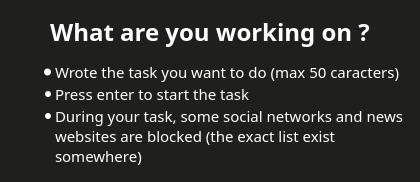
This is boxtime/views/protipswidget.ui in jdauphant/boxtime as Qt 5 draws it before an edit. The edited form follows.
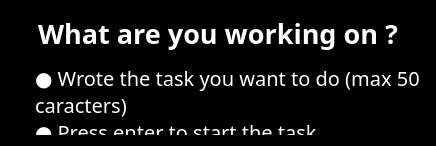
This is the edited form.

Commit message: Correct Protips UI for MacOS X

```diff
--- a/boxtime/views/protipswidget.ui
+++ b/boxtime/views/protipswidget.ui
@@ -6,8 +6,8 @@
    <rect>
     <x>0</x>
     <y>0</y>
-    <width>420</width>
-    <height>182</height>
+    <width>436</width>
+    <height>146</height>
    </rect>
   </property>
   <property name="sizePolicy">
@@ -31,9 +31,9 @@
      <colorrole role="Button">
       <brush brushstyle="SolidPattern">
        <color alpha="255">
-        <red>31</red>
-        <green>31</green>
-        <blue>30</blue>
+        <red>0</red>
+        <green>0</green>
+        <blue>0</blue>
        </color>
       </brush>
      </colorrole>
@@ -103,27 +103,27 @@
      <colorrole role="Window">
       <brush brushstyle="SolidPattern">
        <color alpha="255">
-        <red>31</red>
-        <green>31</green>
-        <blue>30</blue>
+        <red>0</red>
+        <green>0</green>
+        <blue>0</blue>
        </color>
       </brush>
      </colorrole>
      <colorrole role="Shadow">
       <brush brushstyle="SolidPattern">
        <color alpha="255">
-        <red>31</red>
-        <green>31</green>
-        <blue>30</blue>
+        <red>0</red>
+        <green>0</green>
+        <blue>0</blue>
        </color>
       </brush>
      </colorrole>
      <colorrole role="AlternateBase">
       <brush brushstyle="SolidPattern">
        <color alpha="255">
-        <red>31</red>
-        <green>31</green>
-        <blue>30</blue>
+        <red>0</red>
+        <green>0</green>
+        <blue>0</blue>
        </color>
       </brush>
      </colorrole>
@@ -136,6 +136,15 @@
        </color>
       </brush>
      </colorrole>
+     <colorrole role="ToolTipBase">
+      <brush brushstyle="SolidPattern">
+       <color alpha="255">
+        <red>255</red>
+        <green>255</green>
+        <blue>255</blue>
+       </color>
+      </brush>
+     </colorrole>
     </active>
     <inactive>
      <colorrole role="WindowText">
@@ -150,9 +159,9 @@
      <colorrole role="Button">
       <brush brushstyle="SolidPattern">
        <color alpha="255">
-        <red>31</red>
-        <green>31</green>
-        <blue>30</blue>
+        <red>0</red>
+        <green>0</green>
+        <blue>0</blue>
        </color>
       </brush>
      </colorrole>
@@ -222,27 +231,27 @@
      <colorrole role="Window">
       <brush brushstyle="SolidPattern">
        <color alpha="255">
-        <red>31</red>
-        <green>31</green>
-        <blue>30</blue>
+        <red>0</red>
+        <green>0</green>
+        <blue>0</blue>
        </color>
       </brush>
      </colorrole>
      <colorrole role="Shadow">
       <brush brushstyle="SolidPattern">
        <color alpha="255">
-        <red>31</red>
-        <green>31</green>
-        <blue>30</blue>
+        <red>0</red>
+        <green>0</green>
+        <blue>0</blue>
        </color>
       </brush>
      </colorrole>
      <colorrole role="AlternateBase">
       <brush brushstyle="SolidPattern">
        <color alpha="255">
-        <red>31</red>
-        <green>31</green>
-        <blue>30</blue>
+        <red>0</red>
+        <green>0</green>
+        <blue>0</blue>
        </color>
       </brush>
      </colorrole>
@@ -255,6 +264,15 @@
        </color>
       </brush>
      </colorrole>
+     <colorrole role="ToolTipBase">
+      <brush brushstyle="SolidPattern">
+       <color alpha="255">
+        <red>255</red>
+        <green>255</green>
+        <blue>255</blue>
+       </color>
+      </brush>
+     </colorrole>
     </inactive>
     <disabled>
      <colorrole role="WindowText">
@@ -269,9 +287,9 @@
      <colorrole role="Button">
       <brush brushstyle="SolidPattern">
        <color alpha="255">
-        <red>31</red>
-        <green>31</green>
-        <blue>30</blue>
+        <red>0</red>
+        <green>0</green>
+        <blue>0</blue>
        </color>
       </brush>
      </colorrole>
@@ -332,36 +350,36 @@
      <colorrole role="Base">
       <brush brushstyle="SolidPattern">
        <color alpha="255">
-        <red>31</red>
-        <green>31</green>
-        <blue>30</blue>
+        <red>0</red>
+        <green>0</green>
+        <blue>0</blue>
        </color>
       </brush>
      </colorrole>
      <colorrole role="Window">
       <brush brushstyle="SolidPattern">
        <color alpha="255">
-        <red>31</red>
-        <green>31</green>
-        <blue>30</blue>
+        <red>0</red>
+        <green>0</green>
+        <blue>0</blue>
        </color>
       </brush>
      </colorrole>
      <colorrole role="Shadow">
       <brush brushstyle="SolidPattern">
        <color alpha="255">
-        <red>31</red>
-        <green>31</green>
-        <blue>30</blue>
+        <red>0</red>
+        <green>0</green>
+        <blue>0</blue>
        </color>
       </brush>
      </colorrole>
      <colorrole role="AlternateBase">
       <brush brushstyle="SolidPattern">
        <color alpha="255">
-        <red>31</red>
-        <green>31</green>
-        <blue>30</blue>
+        <red>0</red>
+        <green>0</green>
+        <blue>0</blue>
        </color>
       </brush>
      </colorrole>
@@ -374,6 +392,15 @@
        </color>
       </brush>
      </colorrole>
+     <colorrole role="ToolTipBase">
+      <brush brushstyle="SolidPattern">
+       <color alpha="255">
+        <red>255</red>
+        <green>255</green>
+        <blue>255</blue>
+       </color>
+      </brush>
+     </colorrole>
     </disabled>
    </palette>
   </property>
@@ -432,11 +459,9 @@
       <string>&lt;!DOCTYPE HTML PUBLIC &quot;-//W3C//DTD HTML 4.0//EN&quot; &quot;http://www.w3.org/TR/REC-html40/strict.dtd&quot;&gt;
 &lt;html&gt;&lt;head&gt;&lt;meta name=&quot;qrichtext&quot; content=&quot;1&quot; /&gt;&lt;style type=&quot;text/css&quot;&gt;
 p, li { white-space: pre-wrap; }
-&lt;/style&gt;&lt;/head&gt;&lt;body style=&quot; font-family:'Nexa Light'; font-size:10pt; font-weight:400; font-style:normal;&quot;&gt;
-&lt;p align=&quot;center&quot; style=&quot; margin-top:18px; margin-bottom:12px; margin-left:0px; margin-right:0px; -qt-block-indent:0; text-indent:0px;&quot;&gt;&lt;span style=&quot; font-family:'Nexa'; font-size:18pt; font-weight:600;&quot;&gt;What are you working on ?&lt;/span&gt;&lt;/p&gt;
-&lt;ul style=&quot;margin-top: 0px; margin-bottom: 0px; margin-left: 0px; margin-right: 0px; -qt-list-indent: 1;&quot;&gt;&lt;li style=&quot; font-family:'Nexa'; font-size:12pt;&quot; style=&quot; margin-top:12px; margin-bottom:0px; margin-left:0px; margin-right:0px; -qt-block-indent:0; text-indent:0px;&quot;&gt;&lt;span style=&quot; font-size:11pt;&quot;&gt;Wrote the task you want to do (max 50 caracters)&lt;/span&gt;&lt;/li&gt;
-&lt;li style=&quot; font-family:'Nexa'; font-size:11pt;&quot; style=&quot; margin-top:0px; margin-bottom:0px; margin-left:0px; margin-right:0px; -qt-block-indent:0; text-indent:0px;&quot;&gt;Press enter to start the task&lt;/li&gt;
-&lt;li style=&quot; font-family:'Nexa'; font-size:11pt;&quot; style=&quot; margin-top:0px; margin-bottom:0px; margin-left:0px; margin-right:0px; -qt-block-indent:0; text-indent:0px;&quot;&gt;During your task, some social networks and news websites are blocked (the exact list exist somewhere)&lt;/li&gt;&lt;/ul&gt;&lt;/body&gt;&lt;/html&gt;</string>
+&lt;/style&gt;&lt;/head&gt;&lt;body style=&quot; font-family:'Nexa Light'; font-size:10pt; font-weight:400; font-style:normal;&quot; bgcolor=&quot;#000000&quot;&gt;
+&lt;p align=&quot;center&quot; style=&quot; margin-top:12px; margin-bottom:12px; margin-left:0px; margin-right:0px; -qt-block-indent:0; text-indent:0px;&quot;&gt;&lt;span style=&quot; font-family:'Nexa'; font-size:xx-large; font-weight:600; color:#ffffff;&quot;&gt;What are you working on ?&lt;/span&gt;&lt;/p&gt;
+&lt;p style=&quot; margin-top:12px; margin-bottom:12px; margin-left:20px; margin-right:0px; -qt-block-indent:0; text-indent:0px;&quot;&gt;&lt;span style=&quot; font-family:'Nexa'; font-size:x-large; color:#ffffff;&quot;&gt;● Wrote the task you want to do (max 50 caracters)&lt;br /&gt;● Press enter to start the task&lt;br /&gt;● During your task, some social networks and news websites are blocked (the exact list exist somewhere)&lt;br /&gt;&lt;/span&gt;&lt;/p&gt;&lt;/body&gt;&lt;/html&gt;</string>
      </property>
      <property name="acceptRichText">
       <bool>false</bool>
```
